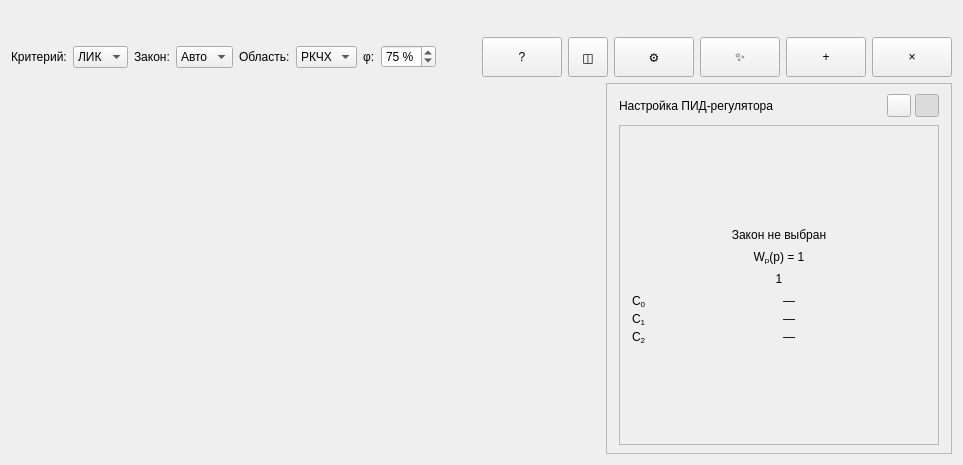
First picture: the form in ui/tabs/synthesis-tab.ui, repository VadmanBat/Irbis, before the edit.
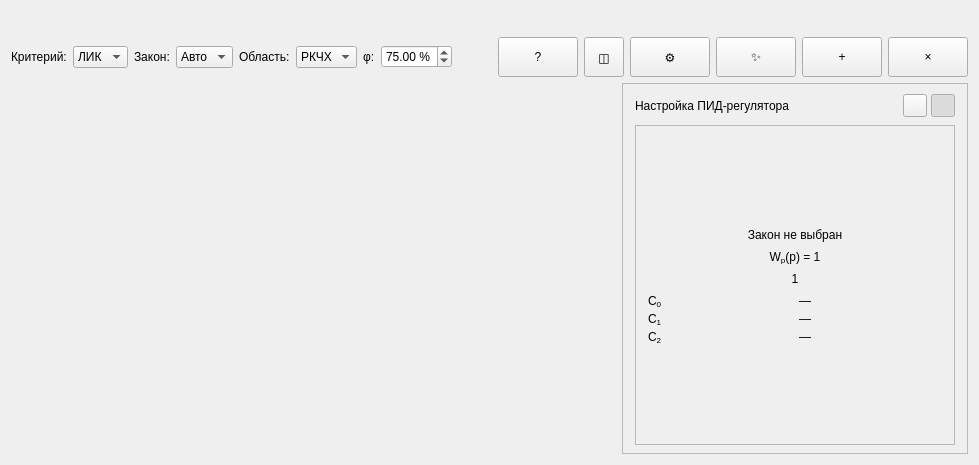
Second picture: the form after the edit. Custom widgets are drawn as their Qt base class.

Patch:
```diff
--- a/ui/tabs/synthesis-tab.ui
+++ b/ui/tabs/synthesis-tab.ui
@@ -182,17 +182,20 @@
        <property name="suffix">
         <string> %</string>
        </property>
+       <property name="decimals">
+        <number>2</number>
+       </property>
        <property name="minimum">
-        <number>1</number>
+        <double>1.000000000000000</double>
        </property>
        <property name="maximum">
-        <number>99</number>
+        <double>99.990000000000000</double>
        </property>
        <property name="singleStep">
         <number>5</number>
        </property>
        <property name="value">
-        <number>75</number>
+        <double>75.000000000000000</double>
        </property>
        <property name="minimumWidth">
         <number>90</number>
@@ -740,7 +743,7 @@
  <customwidgets>
   <customwidget>
    <class>PercentSpinBox</class>
-   <extends>QSpinBox</extends>
+   <extends>QDoubleSpinBox</extends>
    <header>code/widgets/percent-spin-box.h</header>
   </customwidget>
   <customwidget>
```
Left out of the diff: 20 changed lines with no effect on the pictures.
